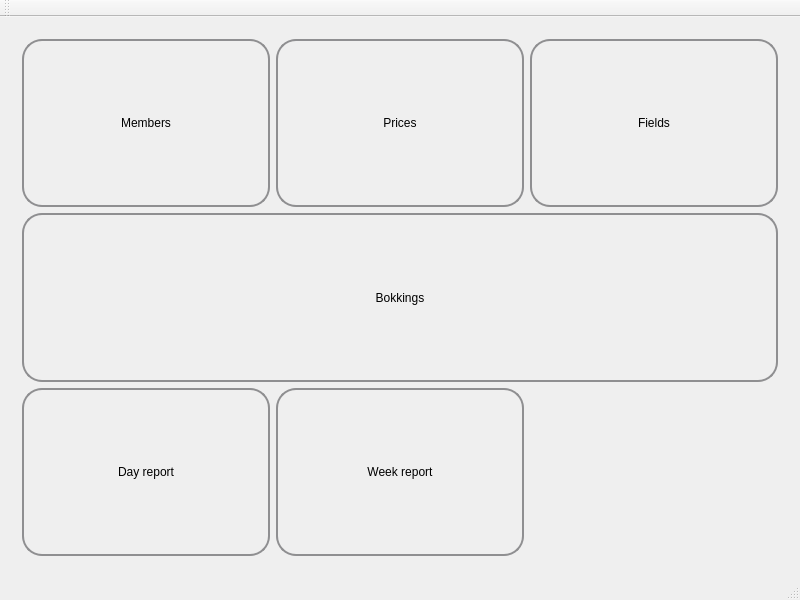
The window that mainwindow.ui (lamouski/TCN) describes before a commit, drawn with Qt 5.
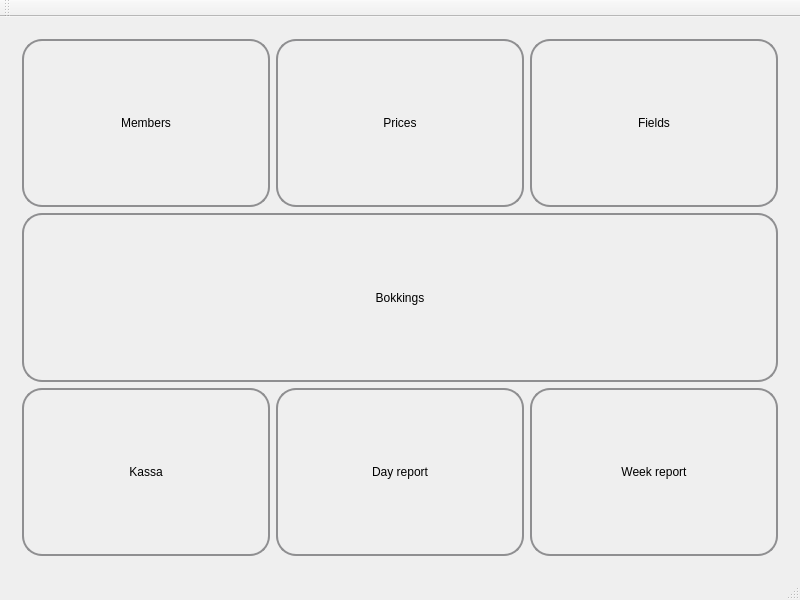
The same window after the commit. Custom widgets are drawn as their Qt base class.

Commit message: fields dialog is implemented document widget is added settings table is added to database resources are added: icons for days of the week representation

```diff
--- a/mainwindow.ui
+++ b/mainwindow.ui
@@ -34,87 +34,6 @@
       </property>
       <widget class="QWidget" name="m_main_view">
        <layout class="QGridLayout" name="gridLayout">
-        <item row="1" column="2">
-         <widget class="QPushButton" name="m_button_fields">
-          <property name="sizePolicy">
-           <sizepolicy hsizetype="Minimum" vsizetype="MinimumExpanding">
-            <horstretch>0</horstretch>
-            <verstretch>0</verstretch>
-           </sizepolicy>
-          </property>
-          <property name="styleSheet">
-           <string notr="true">QPushButton {
-    border: 2px solid #8f8f91;
-    border-radius: 20px;
-    background-color: qlineargradient(x1: 0, y1: 0, x2: 0, y2: 1,
-                                      stop: 0 #f6f7fa, stop: 1 #dadbde);
-    min-width: 50px;
-}
-
-QPushButton:pressed {
-    background-color: qlineargradient(x1: 0, y1: 0, x2: 0, y2: 1,
-                                      stop: 0 #dadbde, stop: 1 #f6f7fa);
-}</string>
-          </property>
-          <property name="text">
-           <string>Fields</string>
-          </property>
-         </widget>
-        </item>
-        <item row="4" column="0" colspan="3">
-         <widget class="QPushButton" name="m_button_bookings">
-          <property name="sizePolicy">
-           <sizepolicy hsizetype="Minimum" vsizetype="MinimumExpanding">
-            <horstretch>0</horstretch>
-            <verstretch>0</verstretch>
-           </sizepolicy>
-          </property>
-          <property name="styleSheet">
-           <string notr="true">QPushButton {
-    border: 2px solid #8f8f91;
-    border-radius: 20px;
-    background-color: qlineargradient(x1: 0, y1: 0, x2: 0, y2: 1,
-                                      stop: 0 #f6f7fa, stop: 1 #dadbde);
-    min-width: 50px;
-}
-
-QPushButton:pressed {
-    background-color: qlineargradient(x1: 0, y1: 0, x2: 0, y2: 1,
-                                      stop: 0 #dadbde, stop: 1 #f6f7fa);
-}</string>
-          </property>
-          <property name="text">
-           <string>Bokkings</string>
-          </property>
-         </widget>
-        </item>
-        <item row="5" column="0">
-         <widget class="QPushButton" name="m_button_day_report">
-          <property name="sizePolicy">
-           <sizepolicy hsizetype="Minimum" vsizetype="MinimumExpanding">
-            <horstretch>0</horstretch>
-            <verstretch>0</verstretch>
-           </sizepolicy>
-          </property>
-          <property name="styleSheet">
-           <string notr="true">QPushButton {
-    border: 2px solid #8f8f91;
-    border-radius: 20px;
-    background-color: qlineargradient(x1: 0, y1: 0, x2: 0, y2: 1,
-                                      stop: 0 #f6f7fa, stop: 1 #dadbde);
-    min-width: 50px;
-}
-
-QPushButton:pressed {
-    background-color: qlineargradient(x1: 0, y1: 0, x2: 0, y2: 1,
-                                      stop: 0 #dadbde, stop: 1 #f6f7fa);
-}</string>
-          </property>
-          <property name="text">
-           <string>Day report</string>
-          </property>
-         </widget>
-        </item>
         <item row="1" column="0">
          <widget class="QPushButton" name="m_button_members">
           <property name="sizePolicy">
@@ -142,6 +61,87 @@
           </property>
          </widget>
         </item>
+        <item row="5" column="2">
+         <widget class="QPushButton" name="m_button_week_report">
+          <property name="sizePolicy">
+           <sizepolicy hsizetype="Minimum" vsizetype="MinimumExpanding">
+            <horstretch>0</horstretch>
+            <verstretch>0</verstretch>
+           </sizepolicy>
+          </property>
+          <property name="styleSheet">
+           <string notr="true">QPushButton {
+    border: 2px solid #8f8f91;
+    border-radius: 20px;
+    background-color: qlineargradient(x1: 0, y1: 0, x2: 0, y2: 1,
+                                      stop: 0 #f6f7fa, stop: 1 #dadbde);
+    min-width: 50px;
+}
+
+QPushButton:pressed {
+    background-color: qlineargradient(x1: 0, y1: 0, x2: 0, y2: 1,
+                                      stop: 0 #dadbde, stop: 1 #f6f7fa);
+}</string>
+          </property>
+          <property name="text">
+           <string>Week report</string>
+          </property>
+         </widget>
+        </item>
+        <item row="5" column="1">
+         <widget class="QPushButton" name="m_button_day_report">
+          <property name="sizePolicy">
+           <sizepolicy hsizetype="Minimum" vsizetype="MinimumExpanding">
+            <horstretch>0</horstretch>
+            <verstretch>0</verstretch>
+           </sizepolicy>
+          </property>
+          <property name="styleSheet">
+           <string notr="true">QPushButton {
+    border: 2px solid #8f8f91;
+    border-radius: 20px;
+    background-color: qlineargradient(x1: 0, y1: 0, x2: 0, y2: 1,
+                                      stop: 0 #f6f7fa, stop: 1 #dadbde);
+    min-width: 50px;
+}
+
+QPushButton:pressed {
+    background-color: qlineargradient(x1: 0, y1: 0, x2: 0, y2: 1,
+                                      stop: 0 #dadbde, stop: 1 #f6f7fa);
+}</string>
+          </property>
+          <property name="text">
+           <string>Day report</string>
+          </property>
+         </widget>
+        </item>
+        <item row="5" column="0">
+         <widget class="QPushButton" name="m_button_kassa">
+          <property name="sizePolicy">
+           <sizepolicy hsizetype="Minimum" vsizetype="MinimumExpanding">
+            <horstretch>0</horstretch>
+            <verstretch>0</verstretch>
+           </sizepolicy>
+          </property>
+          <property name="styleSheet">
+           <string notr="true">QPushButton {
+    border: 2px solid #8f8f91;
+    border-radius: 20px;
+    background-color: qlineargradient(x1: 0, y1: 0, x2: 0, y2: 1,
+                                      stop: 0 #f6f7fa, stop: 1 #dadbde);
+    min-width: 50px;
+}
+
+QPushButton:pressed {
+    background-color: qlineargradient(x1: 0, y1: 0, x2: 0, y2: 1,
+                                      stop: 0 #dadbde, stop: 1 #f6f7fa);
+}</string>
+          </property>
+          <property name="text">
+           <string>Kassa</string>
+          </property>
+         </widget>
+        </item>
         <item row="1" column="1">
          <widget class="QPushButton" name="mutton_3">
           <property name="sizePolicy">
@@ -169,8 +169,8 @@
           </property>
          </widget>
         </item>
-        <item row="5" column="1">
-         <widget class="QPushButton" name="m_button_week_report">
+        <item row="1" column="2">
+         <widget class="QPushButton" name="m_button_fields">
           <property name="sizePolicy">
            <sizepolicy hsizetype="Minimum" vsizetype="MinimumExpanding">
             <horstretch>0</horstretch>
@@ -192,7 +192,34 @@
 }</string>
           </property>
           <property name="text">
-           <string>Week report</string>
+           <string>Fields</string>
+          </property>
+         </widget>
+        </item>
+        <item row="4" column="0" colspan="3">
+         <widget class="QPushButton" name="m_button_bookings">
+          <property name="sizePolicy">
+           <sizepolicy hsizetype="Minimum" vsizetype="MinimumExpanding">
+            <horstretch>0</horstretch>
+            <verstretch>0</verstretch>
+           </sizepolicy>
+          </property>
+          <property name="styleSheet">
+           <string notr="true">QPushButton {
+    border: 2px solid #8f8f91;
+    border-radius: 20px;
+    background-color: qlineargradient(x1: 0, y1: 0, x2: 0, y2: 1,
+                                      stop: 0 #f6f7fa, stop: 1 #dadbde);
+    min-width: 50px;
+}
+
+QPushButton:pressed {
+    background-color: qlineargradient(x1: 0, y1: 0, x2: 0, y2: 1,
+                                      stop: 0 #dadbde, stop: 1 #f6f7fa);
+}</string>
+          </property>
+          <property name="text">
+           <string>Bokkings</string>
           </property>
          </widget>
         </item>
```
The commit also changes 23 other files.
